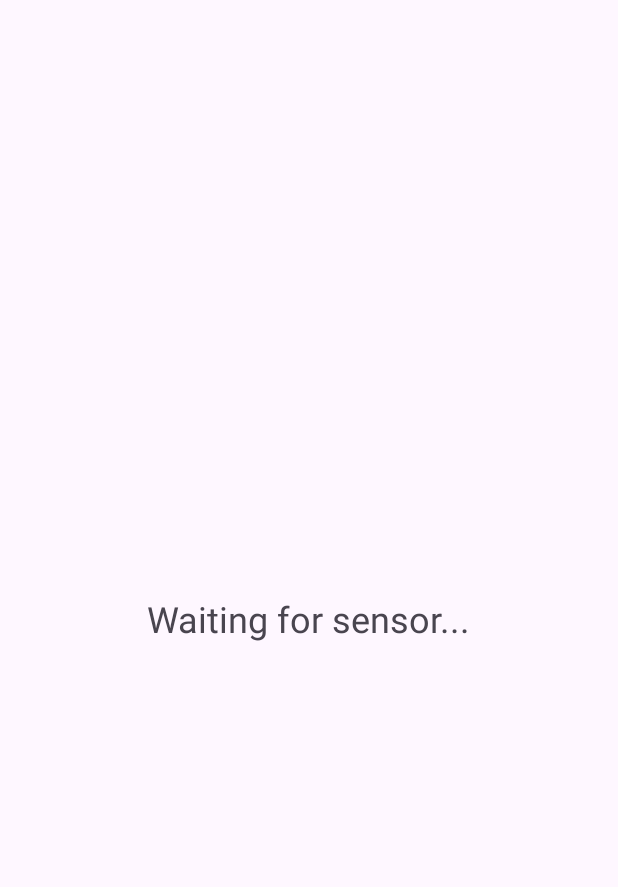
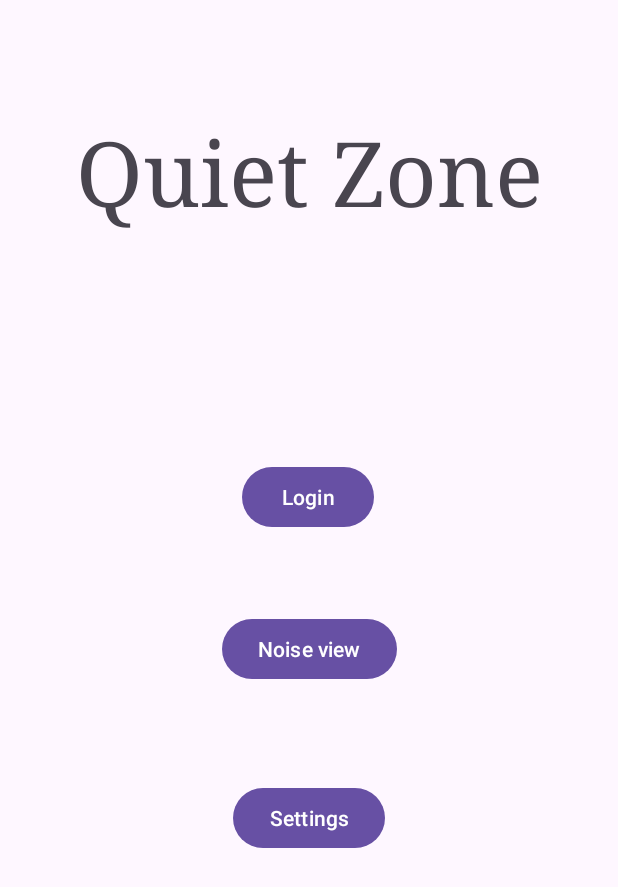
Before and after one commit to COEN-ELEC290-QuietZone/QuietZone, an Android app: the screen it shows after launch (MainActivity), on a phone screen of 412 x 824 dp. Shown: the top 887 px of the screen. Run offline under Robolectric (Android 15) with nearby library versions, the light colour scheme and no system bars.

Commit message:
feat: Implement Login, Settings, and Noise activities with UI updates and Firebase integration

```diff
--- a/App/app/src/main/java/com/example/quietzone_app/MainActivity.java
+++ b/App/app/src/main/java/com/example/quietzone_app/MainActivity.java
@@ -1,24 +1,18 @@
 package com.example.quietzone_app;
 
+import android.content.Intent;
 import android.os.Bundle;
-import android.util.Log; // Required for error logging
-import android.widget.TextView; // Required to talk to your UI
+import android.widget.Button;
 
 import androidx.activity.EdgeToEdge;
-import androidx.annotation.NonNull;
 import androidx.appcompat.app.AppCompatActivity;
 import androidx.core.graphics.Insets;
 import androidx.core.view.ViewCompat;
 import androidx.core.view.WindowInsetsCompat;
 
-// --- Firebase Imports ---
-import com.google.firebase.database.DataSnapshot;
-import com.google.firebase.database.DatabaseError;
-import com.google.firebase.database.DatabaseReference;
-import com.google.firebase.database.FirebaseDatabase;
-import com.google.firebase.database.ValueEventListener;
+public class MainActivity extends AppCompatActivity {
 
-public class MainActivity extends AppCompatActivity {
+    private Button loginButton, settingsButton, noiseButton;
 
     @Override
     protected void onCreate(Bundle savedInstanceState) {
@@ -33,34 +27,18 @@ public class MainActivity extends AppCompatActivity {
             return insets;
         });
 
-        // --- 1. Link the Java variable to the XML ID ---
-        TextView statusTextView = findViewById(R.id.soundText);
+        // Initialize buttons
+        loginButton = findViewById(R.id.LoginButton);
+        settingsButton = findViewById(R.id.SettingsButton);
+        noiseButton = findViewById(R.id.NoiseButton);
 
-        // --- 2. Initialize Firebase ---
-        FirebaseDatabase database = FirebaseDatabase.getInstance();
-        // Make sure this path matches exactly what your bridge.py sends!
-        DatabaseReference myRef = database.getReference("sound_data/live/sensor_1");
+        // Navigate to LoginActivity
+        loginButton.setOnClickListener(v -> startActivity(new Intent(this, LoginActivity.class)));
 
-        // --- 3. Listen for Live Data ---
-        myRef.addValueEventListener(new ValueEventListener() {
-            @Override
-            public void onDataChange(@NonNull DataSnapshot dataSnapshot) {
-                // Check if data actually exists to avoid crashes
-                if (dataSnapshot.exists()) {
-                    // Assuming your Firebase structure is: sensor_1 -> value: 75
-                    Object valObj = dataSnapshot.child("value").getValue();
-                    if (valObj != null) {
-                        String value = valObj.toString();
-                        statusTextView.setText("Noise Level: " + value + " dB");
-                    }
-                }
-            }
+        // Navigate to SettingsActivity
+        settingsButton.setOnClickListener(v -> startActivity(new Intent(this, SettingsActivity.class)));
 
-            @Override
-            public void onCancelled(@NonNull DatabaseError error) {
-                // Log the error if something goes wrong (like permissions)
-                Log.w("QuietZone", "Firebase read failed.", error.toException());
-            }
-        });
+        // Navigate to NoiseActivity (where sensor data is displayed)
+        noiseButton.setOnClickListener(v -> startActivity(new Intent(this, NoiseActivity.class)));
     }
 }
--- a/App/app/src/main/res/layout/activity_main.xml
+++ b/App/app/src/main/res/layout/activity_main.xml
@@ -1,21 +1,28 @@
-<?xml version="1.0" encoding="utf-8"?>
-<androidx.constraintlayout.widget.ConstraintLayout xmlns:android="http://schemas.android.com/apk/res/android"
+<androidx.constraintlayout.widget.ConstraintLayout
+    xmlns:android="http://schemas.android.com/apk/res/android"
     xmlns:app="http://schemas.android.com/apk/res-auto"
-    xmlns:tools="http://schemas.android.com/tools"
-    android:id="@+id/main"
-    android:layout_width="match_parent"
-    android:layout_height="match_parent"
+    xmlns:tools="http://schemas.android.com/tools" android:id="@+id/main"
+    android:layout_width="match_parent" android:layout_height="match_parent"
     tools:context=".MainActivity">
-
-    <TextView
-        android:id="@+id/soundText"
-        android:layout_width="wrap_content"
-        android:layout_height="wrap_content"
-        android:text="Waiting for sensor..."
-        android:textSize="24sp"
-        app:layout_constraintBottom_toBottomOf="parent"
-        app:layout_constraintEnd_toEndOf="parent"
-        app:layout_constraintStart_toStartOf="parent"
-        app:layout_constraintTop_toTopOf="parent" />
-
+    <Button android:id="@+id/LoginButton" android:layout_width="wrap_content"
+        android:layout_height="wrap_content" android:text="Login"
+        app:layout_constraintBottom_toBottomOf="parent" app:layout_constraintEnd_toEndOf="parent"
+        app:layout_constraintHorizontal_bias="0.498" app:layout_constraintStart_toStartOf="parent"
+        app:layout_constraintTop_toTopOf="parent" app:layout_constraintVertical_bias="0.396" />
+    <Button android:id="@+id/NoiseButton" android:layout_width="wrap_content"
+        android:layout_height="wrap_content" android:text="Noise view"
+        app:layout_constraintBottom_toBottomOf="parent" app:layout_constraintEnd_toEndOf="parent"
+        app:layout_constraintStart_toStartOf="parent" app:layout_constraintTop_toTopOf="parent"
+        app:layout_constraintVertical_bias="0.527" />
+    <Button android:id="@+id/SettingsButton" android:layout_width="wrap_content"
+        android:layout_height="wrap_content" android:text="Settings"
+        app:layout_constraintBottom_toBottomOf="parent" app:layout_constraintEnd_toEndOf="parent"
+        app:layout_constraintStart_toStartOf="parent" app:layout_constraintTop_toTopOf="parent"
+        app:layout_constraintVertical_bias="0.672" />
+    <TextView android:id="@+id/textView" android:layout_width="wrap_content"
+        android:layout_height="wrap_content" android:fontFamily="serif" android:text="Quiet Zone"
+        android:textSize="60sp" app:layout_constraintBottom_toBottomOf="parent"
+        app:layout_constraintEnd_toEndOf="parent" app:layout_constraintHorizontal_bias="0.501"
+        app:layout_constraintStart_toStartOf="parent" app:layout_constraintTop_toTopOf="parent"
+        app:layout_constraintVertical_bias="0.1" />
 </androidx.constraintlayout.widget.ConstraintLayout>
```
Also changed, not shown: App/app/build.gradle.kts (+4 -3 lines), App/app/src/main/AndroidManifest.xml (+9 -0 lines), App/app/src/main/java/com/example/quietzone_app/LoginActivity.java (added, +24 -0 lines), App/app/src/main/java/com/example/quietzone_app/NoiseActivity.java (added, +129 -0 lines), App/app/src/main/java/com/example/quietzone_app/SettingsActivity.java (added, +25 -0 lines), App/app/src/main/res/layout/activity_login.xml (added, +62 -0 lines), App/app/src/main/res/layout/activity_noise.xml (added, +72 -0 lines), App/app/src/main/res/layout/activity_settings.xml (added, +10 -0 lines).
